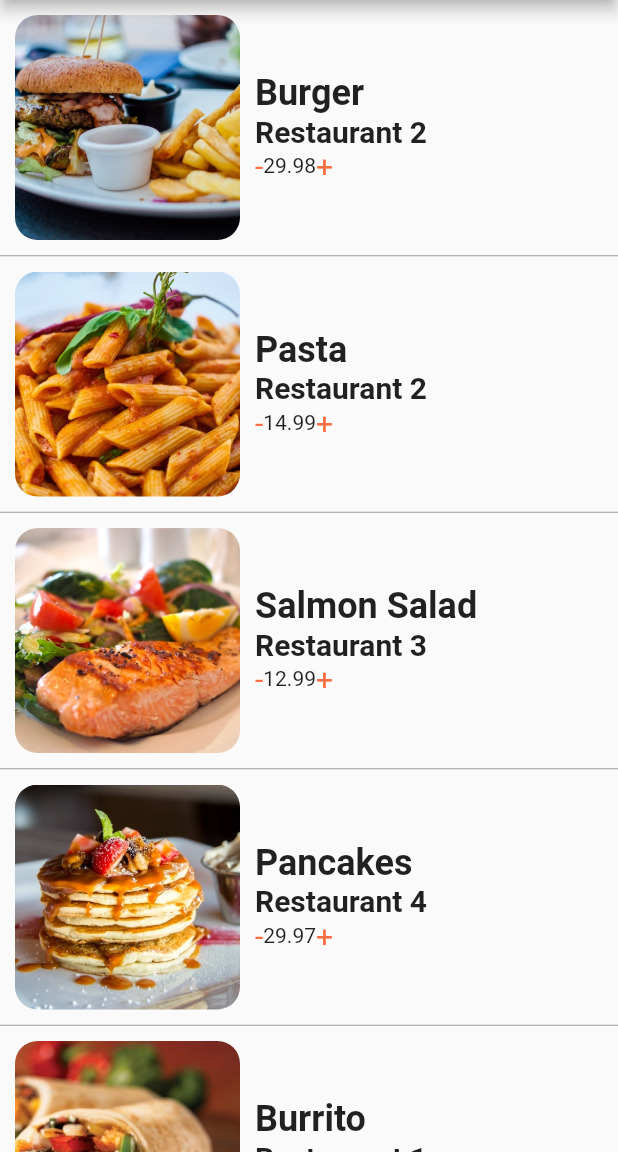
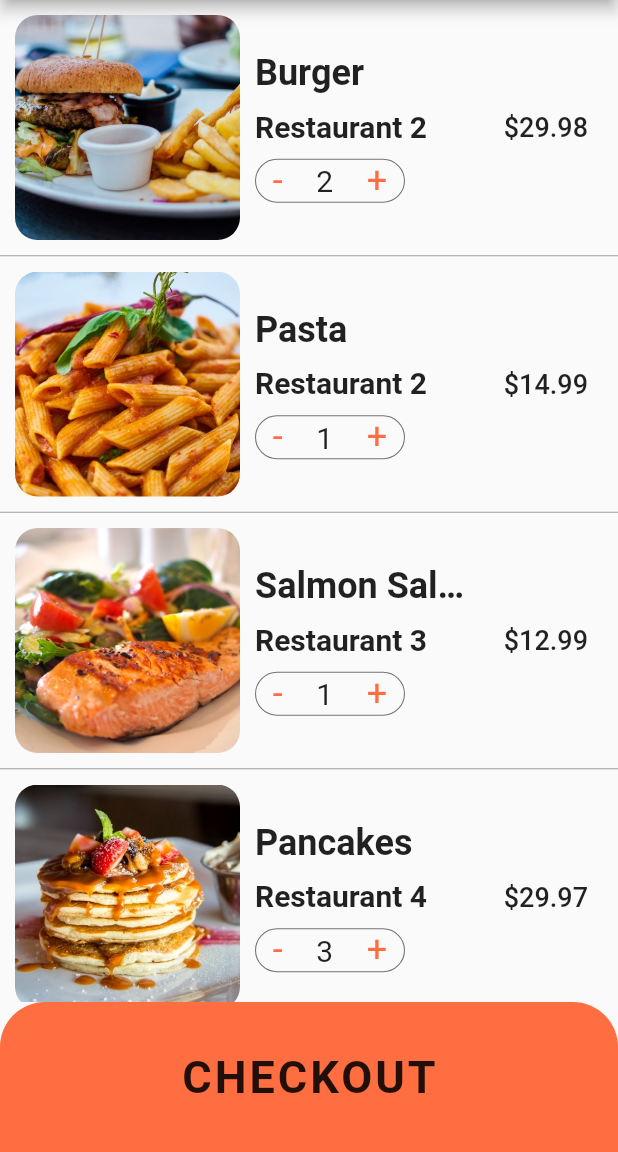
Before and after one commit to nguyenpcminh/food, a Flutter app: the CartScreen screen opened directly, on a phone screen of 412 x 824 dp, the part 84-1236 px from its top. Run offline on Flutter 3.47's test engine with Material 2 defaults, Android fonts, the phone set to English and light mode, and no system bars.

Commit message:
final cart

```diff
--- a/lib/screens/cart_screen.dart
+++ b/lib/screens/cart_screen.dart
@@ -17,7 +17,8 @@ class _CartScreenState extends State<CartScreen> {
         mainAxisAlignment: MainAxisAlignment.start,
         crossAxisAlignment: CrossAxisAlignment.center,
         children: <Widget>[
-          Row(
+          Expanded(
+            child: Row(
               children: <Widget>[
                 Container(
                   width: 150,
@@ -42,42 +43,74 @@ class _CartScreenState extends State<CartScreen> {
                               fontSize: 24.0, fontWeight: FontWeight.bold),
                           overflow: TextOverflow.ellipsis,
                         ),
+                        SizedBox(height: 10),
                         Text(
                           order.restaurant.name,
                           style: TextStyle(
                               fontSize: 20.0, fontWeight: FontWeight.w600),
                           overflow: TextOverflow.ellipsis,
                         ),
-                      Row(
+                        SizedBox(height: 10),
+                        Container(
+                          width: 100,
+                          decoration: BoxDecoration(
+                              borderRadius: BorderRadius.circular(30),
+                              border: Border.all(
+                                width: .7,
+                                color: Colors.black54,
+                              )),
+                          child: Row(
+                            mainAxisAlignment: MainAxisAlignment.spaceAround,
                             children: <Widget>[
                               InkWell(
-                            onTap: () {},
+                                onTap: () {
+                                  print('-');
+                                },
                                 child: Text(
                                   '-',
                                   style: TextStyle(
-                                fontSize: 20,
+                                    fontSize: 24,
                                     color: Theme.of(context).primaryColor,
                                   ),
                                 ),
                               ),
-                          Text('${order.quantity * order.food.price}'),
+                              Text(
+                                '${order.quantity}',
+                                style: TextStyle(
+                                  fontSize: 20,
+                                  color: Colors.black87,
+                                ),
+                              ),
                               InkWell(
                                 onTap: () {},
                                 child: Text(
                                   '+',
                                   style: TextStyle(
-                                fontSize: 20,
+                                    fontSize: 24,
                                     color: Theme.of(context).primaryColor,
                                   ),
                                 ),
                               )
                             ],
+                          ),
                         )
                       ],
                     ),
                   ),
-              )
+                ),
+                Container(
+                  margin: EdgeInsets.all(10),
+                  child: Text(
+                    '\$${order.quantity * order.food.price}',
+                    style: TextStyle(
+                      fontSize: 18,
+                      fontWeight: FontWeight.w500,
+                    ),
+                    overflow: TextOverflow.ellipsis,
+                  ),
+                ),
               ],
+            ),
           )
         ],
       ),
@@ -86,6 +119,10 @@ class _CartScreenState extends State<CartScreen> {
 
   @override
   Widget build(BuildContext context) {
+    double totalPrice = 0;
+    Provider.of<FoodData>(context).currentUser.cart.forEach((element) {
+      totalPrice += element.quantity * element.food.price;
+    });
     return Consumer<FoodData>(
       builder: (context, foodData, child) {
         return Scaffold(
@@ -94,15 +131,77 @@ class _CartScreenState extends State<CartScreen> {
             title: Text('Cart (${foodData.currentUser.cart.length})'),
           ),
           body: ListView.separated(
+            itemCount: foodData.currentUser.cart.length + 1,
             itemBuilder: (context, int index) {
+              if (index < foodData.currentUser.cart.length) {
                 Order order = foodData.currentUser.cart[index];
                 return _buildCartItem(order);
+              }
+              return Padding(
+                padding: const EdgeInsets.all(15.0),
+                child: Column(
+                  children: <Widget>[
+                    Row(
+                      mainAxisAlignment: MainAxisAlignment.spaceBetween,
+                      children: <Widget>[
+                        Text(
+                          'Estimated Delivery Time:',
+                          style: TextStyle(
+                              fontSize: 20, fontWeight: FontWeight.w700),
+                        ),
+                        Text(
+                          '25 min',
+                          style: TextStyle(
+                              fontSize: 18, fontWeight: FontWeight.w400),
+                        )
+                      ],
+                    ),
+                    Row(
+                      mainAxisAlignment: MainAxisAlignment.spaceBetween,
+                      children: <Widget>[
+                        Text(
+                          'Total Cost:',
+                          style: TextStyle(
+                              fontSize: 20, fontWeight: FontWeight.w700),
+                        ),
+                        Text(
+                          '\$${totalPrice.toStringAsFixed(2)}',
+                          style: TextStyle(
+                              fontSize: 18,
+                              fontWeight: FontWeight.w400,
+                              color: Colors.green),
+                        )
+                      ],
+                    ),
+                    SizedBox(height:100),
+                  ],
+                ),
+              );
             },
             separatorBuilder: (context, int index) => Divider(
               height: 1.0,
               color: Colors.grey,
             ),
-            itemCount: foodData.currentUser.cart.length,
+          ),
+          bottomSheet: Container(
+            width: MediaQuery.of(context).size.width,
+            height: 100,
+            decoration: BoxDecoration(
+              color: Theme.of(context).primaryColor,
+              borderRadius: BorderRadius.only(
+                topRight: Radius.circular(30),
+                topLeft: Radius.circular(30),
+              ),
+            ),
+            child: Center(
+              child: Text(
+                'CHECKOUT',
+                style: TextStyle(
+                    fontSize: 30,
+                    fontWeight: FontWeight.w600,
+                    letterSpacing: 2),
+              ),
+            ),
           ),
         );
       },
```
Lines whose indentation alone changed are shown as unchanged.
